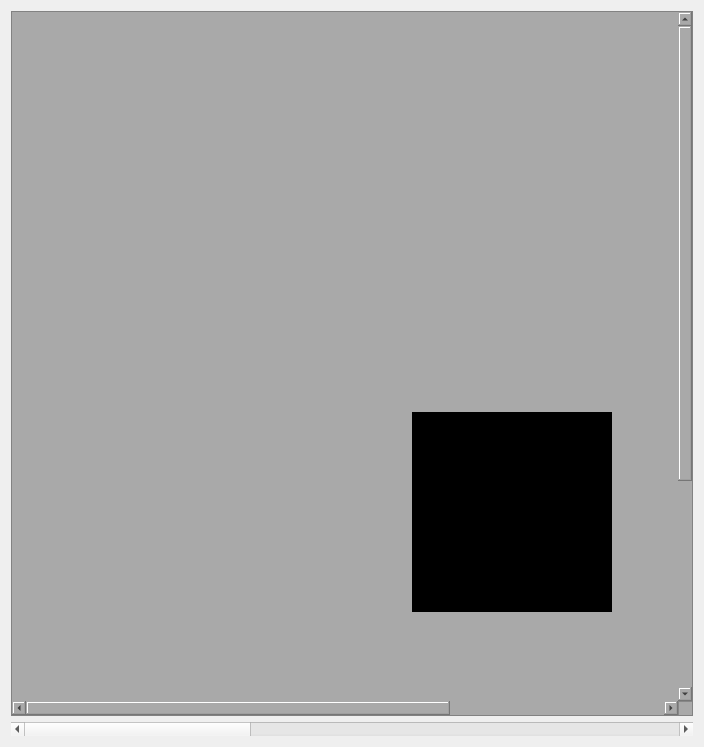
The window that editor_app/sprite_tab.ui (danielmeinert/objectcreator) describes before a commit, drawn with Qt 5.
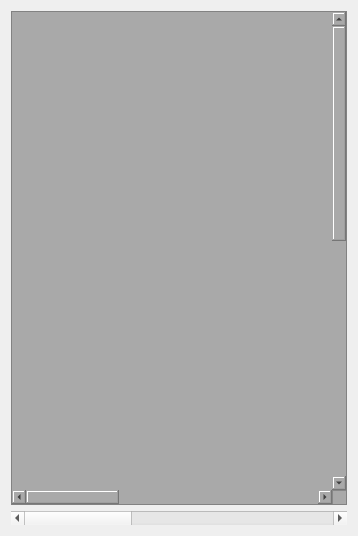
The same window after the commit.

```diff
--- a/editor_app/sprite_tab.ui
+++ b/editor_app/sprite_tab.ui
@@ -6,8 +6,8 @@
    <rect>
     <x>0</x>
     <y>0</y>
-    <width>704</width>
-    <height>747</height>
+    <width>358</width>
+    <height>536</height>
    </rect>
   </property>
   <property name="windowTitle">
@@ -28,8 +28,8 @@
       </property>
       <property name="geometry">
        <rect>
-        <x>0</x>
-        <y>0</y>
+        <x>-327</x>
+        <y>-224</y>
         <width>1000</width>
         <height>1000</height>
        </rect>
```
